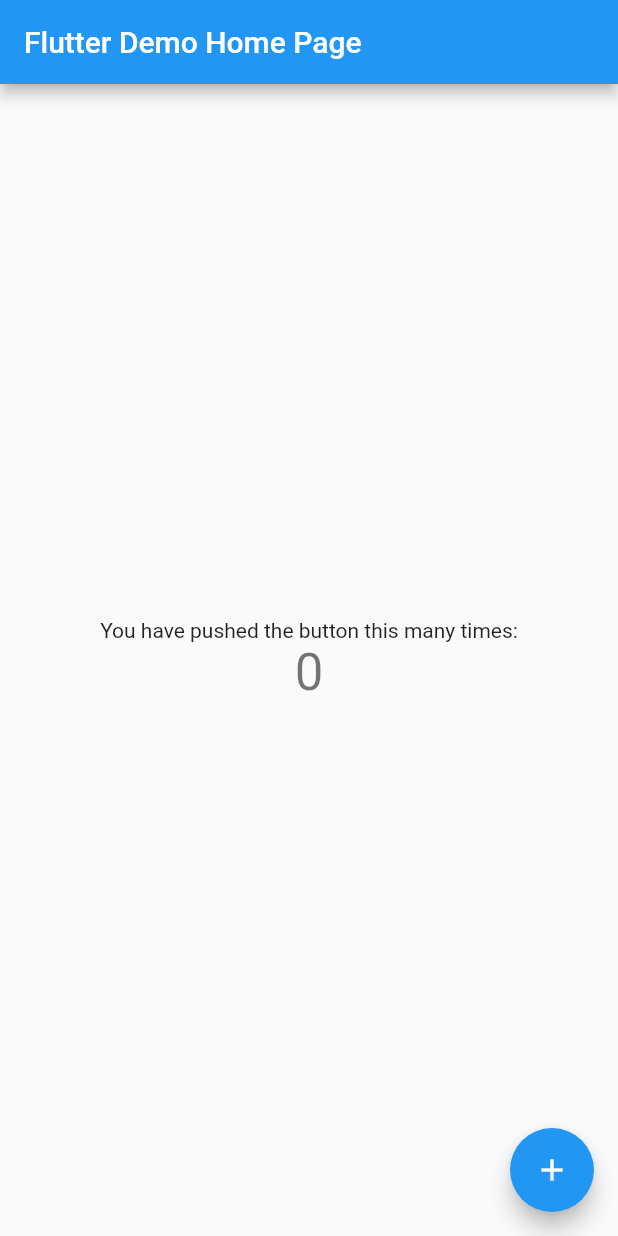
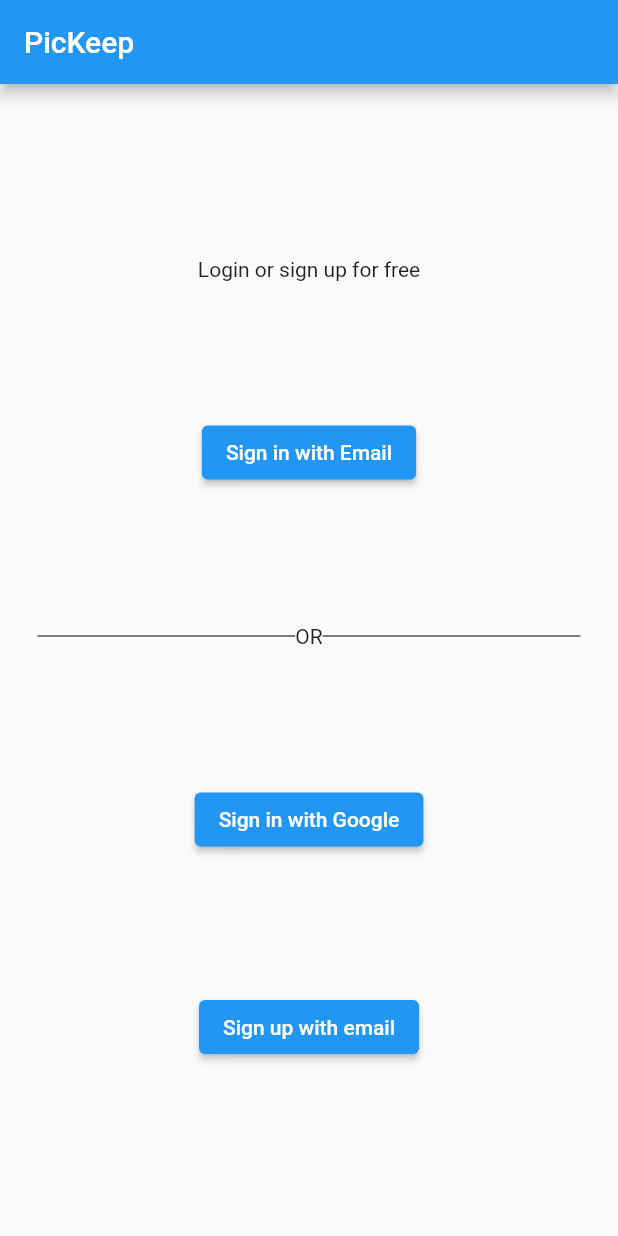
Before and after one commit to Pickeep-org/Pickeep, a Flutter app: the screen it shows after launch, on a phone screen of 412 x 824 dp. Run offline on Flutter 3.47's test engine with Material 2 defaults, Android fonts, the phone set to English and light mode, and no system bars; our stand-ins replace firebase_auth, firebase_core, google_sign_in; accounts and stored records are empty.

Commit message:
Start app with sign screen and add sign with Google and email

```diff
--- /dev/null
+++ b/lib/firebase_authentication/abstract_firebase_authentication.dart
@@ -0,0 +1,36 @@
+
+import 'package:firebase_auth/firebase_auth.dart';
+import 'package:flutter/foundation.dart';
+
+import 'firebase_email_authentication.dart';
+import 'firebase_google_authentication.dart';
+
+abstract class AFirebaseAuthentication {
+
+  @protected
+  final FirebaseAuth _firebaseAuth;
+
+  FirebaseAuth get firebaseAuth => _firebaseAuth;
+
+  factory AFirebaseAuthentication.fromProviderId(String providerId) {
+    late AFirebaseAuthentication firebaseAuthentication;
+
+    if(providerId == 'google.com') {
+      firebaseAuthentication = FirebaseGoogleAuthentication.instance();
+    } else if (providerId == 'password'){
+      firebaseAuthentication = FirebaseEmailAuthentication.instance();
+    }
+
+    return firebaseAuthentication;
+  }
+
+  @protected
+  AFirebaseAuthentication.instance() :
+        _firebaseAuth = FirebaseAuth.instance;
+
+  Future<UserCredential> signIn();
+
+  Future signOut() async {
+    await _firebaseAuth.signOut();
+  }
+}
--- /dev/null
+++ b/lib/firebase_authentication/firebase_email_authentication.dart
@@ -0,0 +1,32 @@
+import 'package:firebase_auth/firebase_auth.dart';
+import 'abstract_firebase_authentication.dart';
+
+class FirebaseEmailAuthentication extends AFirebaseAuthentication {
+  String? _email;
+  String? _password;
+  bool? _isRegisteredUser;
+
+  FirebaseEmailAuthentication.instance() :
+        super.instance();
+
+  void initInstance({required String email, required String password, bool isRegisteredUser = true}) {
+    _email = email;
+    _password = password;
+    _isRegisteredUser = isRegisteredUser;
+  }
+
+  @override
+  Future<UserCredential> signIn() async {
+
+    // TODO:
+    if (_email == null || _password == null || _isRegisteredUser == null) {
+      throw "TODO: messaga";
+    } else {
+      if (!_isRegisteredUser!) {
+          await firebaseAuth.createUserWithEmailAndPassword(email: _email!, password: _password!);
+      }
+
+    return await firebaseAuth.signInWithEmailAndPassword(email: _email!, password: _password!);
+    }
+  }
+}
--- a/lib/main.dart
+++ b/lib/main.dart
@@ -1,121 +1,107 @@
+import 'package:firebase_auth/firebase_auth.dart';
 import 'package:flutter/material.dart';
 import 'package:firebase_core/firebase_core.dart';
+import 'package:pickeep/firebase_authentication/firebase_authentication_notifier.dart';
+import 'package:pickeep/sign_screens/sign_home_page.dart';
 import 'firebase_options.dart';
+import 'package:provider/provider.dart';
 
 void main() async {
   WidgetsFlutterBinding.ensureInitialized();
-  await Firebase.initializeApp(
-    options: DefaultFirebaseOptions.currentPlatform,
+  runApp(
+    FutureBuilder(
+      future: initializeApp(),
+      builder: (BuildContext context, AsyncSnapshot<FirebaseApp> snapshot) {
+        if (snapshot.hasError) {
+          return Scaffold(
+              body: Center(
+                  child: Text(snapshot.error.toString(),
+                      textDirection: TextDirection.ltr)));
+        } else if (snapshot.connectionState == ConnectionState.done) {
+          return Pickeep();
+        } else {
+          return const LoadingScreen();
+        }
+      },
+    ),
   );
-  runApp(MyApp());
 }
 
-class MyApp extends StatelessWidget {
-  const MyApp({Key? key}) : super(key: key);
+Future<FirebaseApp> initializeApp() async {
+  return Firebase.initializeApp(
+      options: DefaultFirebaseOptions.currentPlatform);
+}
 
+class Pickeep extends StatelessWidget {
   // This widget is the root of your application.
   @override
   Widget build(BuildContext context) {
-    return MaterialApp(
-      title: 'Flutter Demo',
-      theme: ThemeData(
-        // This is the theme of your application.
-        //
-        // Try running your application with "flutter run". You'll see the
-        // application has a blue toolbar. Then, without quitting the app, try
-        // changing the primarySwatch below to Colors.green and then invoke
-        // "hot reload" (press "r" in the console where you ran "flutter run",
-        // or simply save your changes to "hot reload" in a Flutter IDE).
-        // Notice that the counter didn't reset back to zero; the application
-        // is not restarted.
-        primarySwatch: Colors.blue,
-      ),
-      home: const MyHomePage(title: 'Flutter Demo Home Page'),
-    );
+    return ChangeNotifierProvider(
+        create: (BuildContext context) => FirebaseAuthenticationNotifier(),
+        child: Consumer<FirebaseAuthenticationNotifier>(
+          builder: (context, firebaseAuthenticationNotifier, _) =>
+              const MaterialApp(title: 'Pickeep', home: PickeepScreen()),
+        ));
   }
 }
 
-class MyHomePage extends StatefulWidget {
-  const MyHomePage({Key? key, required this.title}) : super(key: key);
-
-  // This widget is the home page of your application. It is stateful, meaning
-  // that it has a State object (defined below) that contains fields that affect
-  // how it looks.
-
-  // This class is the configuration for the state. It holds the values (in this
-  // case the title) provided by the parent (in this case the App widget) and
-  // used by the build method of the State. Fields in a Widget subclass are
-  // always marked "final".
-
-  final String title;
-
-  @override
-  State<MyHomePage> createState() => _MyHomePageState();
-}
-
-class _MyHomePageState extends State<MyHomePage> {
-  int _counter = 0;
-
-  void _incrementCounter() {
-    setState(() {
-      // This call to setState tells the Flutter framework that something has
-      // changed in this State, which causes it to rerun the build method below
-      // so that the display can reflect the updated values. If we changed
-      // _counter without calling setState(), then the build method would not be
-      // called again, and so nothing would appear to happen.
-      _counter++;
-    });
-  }
+class LoadingScreen extends StatelessWidget {
+  const LoadingScreen({Key? key}) : super(key: key);
 
   @override
   Widget build(BuildContext context) {
-    // This method is rerun every time setState is called, for instance as done
-    // by the _incrementCounter method above.
-    //
-    // The Flutter framework has been optimized to make rerunning build methods
-    // fast, so that you can just rebuild anything that needs updating rather
-    // than having to individually change instances of widgets.
-    return Scaffold(
-      appBar: AppBar(
-        // Here we take the value from the MyHomePage object that was created by
-        // the App.build method, and use it to set our appbar title.
-        title: Text(widget.title),
-      ),
-      body: Center(
-        // Center is a layout widget. It takes a single child and positions it
-        // in the middle of the parent.
+    return Center(
         child: Column(
-          // Column is also a layout widget. It takes a list of children and
-          // arranges them vertically. By default, it sizes itself to fit its
-          // children horizontally, and tries to be as tall as its parent.
-          //
-          // Invoke "debug painting" (press "p" in the console, choose the
-          // "Toggle Debug Paint" action from the Flutter Inspector in Android
-          // Studio, or the "Toggle Debug Paint" command in Visual Studio Code)
-          // to see the wireframe for each widget.
-          //
-          // Column has various properties to control how it sizes itself and
-          // how it positions its children. Here we use mainAxisAlignment to
-          // center the children vertically; the main axis here is the vertical
-          // axis because Columns are vertical (the cross axis would be
-          // horizontal).
-          mainAxisAlignment: MainAxisAlignment.center,
-          children: <Widget>[
-            const Text(
-              'You have pushed the button this many times:',
-            ),
-            Text(
-              '$_counter',
-              style: Theme.of(context).textTheme.headline4,
-            ),
-          ],
-        ),
-      ),
-      floatingActionButton: FloatingActionButton(
-        onPressed: _incrementCounter,
-        tooltip: 'Increment',
-        child: const Icon(Icons.add),
-      ), // This trailing comma makes auto-formatting nicer for build methods.
+      crossAxisAlignment: CrossAxisAlignment.center,
+      mainAxisAlignment: MainAxisAlignment.spaceEvenly,
+      children: const [
+        CircularProgressIndicator(),
+      ],
+    ));
+  }
+}
+
+class PickeepScreen extends StatefulWidget {
+  const PickeepScreen({Key? key}) : super(key: key);
+
+  @override
+  State<PickeepScreen> createState() => _PickeepScreenState();
+}
+
+class _PickeepScreenState extends State<PickeepScreen> {
+  Widget build(BuildContext context) {
+    return FutureBuilder(
+      future: initializeApp(
+          Provider.of<FirebaseAuthenticationNotifier>(context, listen: false)),
+      builder: (BuildContext context, AsyncSnapshot<Widget> snapshot) {
+        if (snapshot.hasError) {
+          return Scaffold(
+              body: Center(
+                  child: Text(snapshot.error.toString(),
+                      textDirection: TextDirection.ltr)));
+        } else if (snapshot.connectionState == ConnectionState.done) {
+          return snapshot.requireData;
+        } else {
+          return const LoadingScreen();
+        }
+      },
     );
   }
+
+  Future<Widget> initializeApp(
+      FirebaseAuthenticationNotifier firebaseAuthenticationNotifier) async {
+    late Widget startScreen;
+
+    if (FirebaseAuth.instance.currentUser == null) {
+      startScreen = SignHomeScreen();
+    } else {
+      final currentUser = FirebaseAuth.instance.currentUser!;
+
+      // TODO: load user data and change startScreen to home screen
+      startScreen = SignHomeScreen();
+    }
+
+    return ChangeNotifierProvider.value(
+        value: firebaseAuthenticationNotifier, child: startScreen);
+  }
 }
--- /dev/null
+++ b/lib/sign_screens/sign_home_page.dart
@@ -0,0 +1,76 @@
+// ignore_for_file: prefer_const_literals_to_create_immutables, prefer_const_constructors
+
+import 'package:flutter/material.dart';
+import 'package:pickeep/firebase_authentication/firebase_authentication_notifier.dart';
+import 'package:pickeep/firebase_authentication/firebase_google_authentication.dart';
+import 'package:pickeep/sign_screens/sign_with_email_page.dart';
+import 'package:provider/provider.dart';
+
+class SignHomeScreen extends StatelessWidget {
+  final TextEditingController _emailTextEditingController;
+
+  SignHomeScreen({Key? key})
+      : _emailTextEditingController = TextEditingController(),
+        super(key: key);
+
+  @override
+  Widget build(BuildContext context) {
+    return Scaffold(
+      resizeToAvoidBottomInset: false,
+      appBar: AppBar(
+          title: Text(
+        'PicKeep',
+      )),
+      body: Padding(
+        padding: const EdgeInsets.all(25.0),
+        child: Column(
+          mainAxisAlignment: MainAxisAlignment.spaceEvenly,
+          children: [
+            Text(
+              'Login or sign up for free',
+            ),
+          ElevatedButton(onPressed: () => Navigator.of(context).push(MaterialPageRoute<void>(
+              builder: (context) =>
+                  SignWithEmailScreen(is_registered_user: true))), child: Text('Sign in with Email')),
+            Row(children: <Widget>[
+              Expanded(
+                child: Divider(
+                  color: Colors.black,
+                ),
+              ),
+              Text("OR"),
+              Expanded(
+                child: Divider(
+                  color: Colors.black,
+                ),
+              ),
+            ]),
+            ElevatedButton(onPressed: () async {
+              final firebaseAuthenticationNotifier =
+              Provider.of<FirebaseAuthenticationNotifier>(context,
+                  listen: false);
+              firebaseAuthenticationNotifier.setFirebaseAuthentication(
+                  FirebaseGoogleAuthentication.instance());
+              try
+              {
+                final result =
+                await firebaseAuthenticationNotifier.signIn();
+                // TODO:
+                // Navigator.of(context).pushAndRemoveUntil(
+                //     MaterialPageRoute(
+                //         builder: (BuildContext context) =>
+                //             HomeScreen()),
+                //         (route) => false);
+              } catch (e) {
+                // TODO:
+              }
+            }, child: Text('Sign in with Google')),
+            ElevatedButton(onPressed: () => Navigator.of(context).push(MaterialPageRoute<void>(
+                builder: (context) =>
+                    SignWithEmailScreen(is_registered_user: false))), child: Text('Sign up with email')),
+          ],
+        ),
+      ),
+    );
+  }
+}
--- a/pubspec.yaml
+++ b/pubspec.yaml
@@ -35,6 +35,10 @@ dependencies:
   # Use with the CupertinoIcons class for iOS style icons.
   cupertino_icons: ^1.0.2
   firebase_core: ^1.12.0
+  firebase_auth: ^3.3.19
+  provider: ^6.0.3
+  google_sign_in: ^5.3.3
+  google_fonts: ^3.0.1
 
 dev_dependencies:
   flutter_test:
```
Also changed, not shown: lib/firebase_authentication/firebase_authentication_notifier.dart (added, +42 -0 lines), lib/firebase_authentication/firebase_google_authentication.dart (added, +34 -0 lines), lib/sign_screens/sign_with_email_page.dart (added, +262 -0 lines), pubspec.lock, 1 other file.
